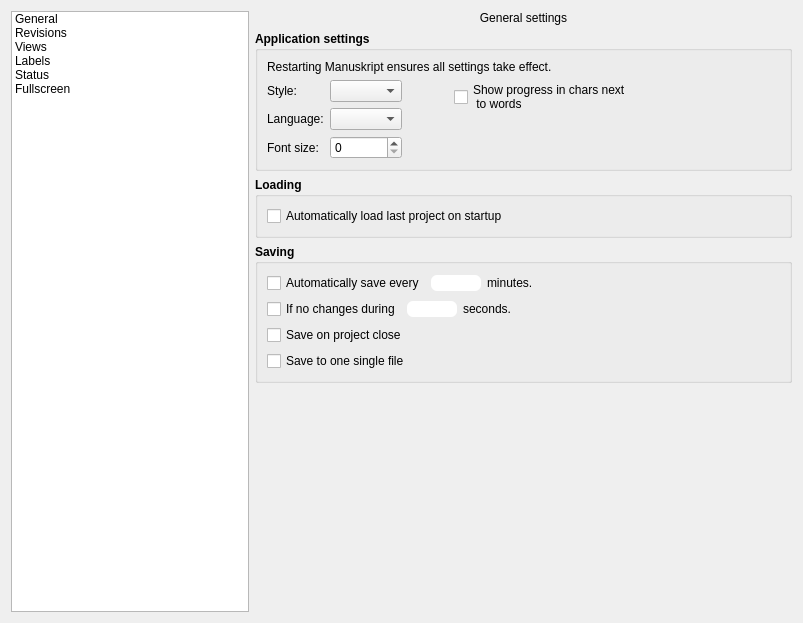
First picture: the form in manuskript/ui/settings_ui.ui, repository olivierkes/manuskript, before the edit.
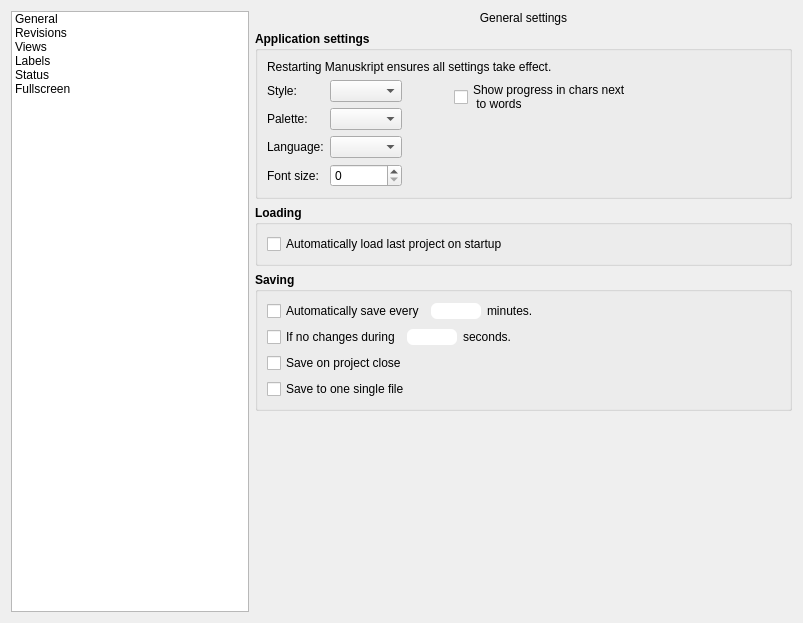
Second picture: the form after the edit. Icons and pictures are not drawn.

Commit message: Add a combobox to select theme palette

The edit to the form file:
```diff
--- a/manuskript/ui/settings_ui.ui
+++ b/manuskript/ui/settings_ui.ui
@@ -145,7 +145,7 @@
                   </property>
                  </widget>
                 </item>
-                <item row="1" column="0">
+                <item row="2" column="0">
                  <widget class="QLabel" name="label_57">
                   <property name="font">
                    <font>
@@ -157,7 +157,7 @@
                   </property>
                  </widget>
                 </item>
-                <item row="1" column="1">
+                <item row="2" column="1">
                  <widget class="QComboBox" name="cmbTranslation">
                   <property name="font">
                    <font>
@@ -166,7 +166,7 @@
                   </property>
                  </widget>
                 </item>
-                <item row="2" column="0">
+                <item row="3" column="0">
                  <widget class="QLabel" name="label_58">
                   <property name="font">
                    <font>
@@ -178,7 +178,7 @@
                   </property>
                  </widget>
                 </item>
-                <item row="2" column="1">
+                <item row="3" column="1">
                  <widget class="QSpinBox" name="spnGeneralFontSize">
                   <property name="font">
                    <font>
@@ -187,6 +187,27 @@
                   </property>
                  </widget>
                 </item>
+                <item row="1" column="1">
+                 <widget class="QComboBox" name="cmbPalette">
+                  <property name="font">
+                   <font>
+                    <bold>false</bold>
+                   </font>
+                  </property>
+                 </widget>
+                </item>
+                <item row="1" column="0">
+                 <widget class="QLabel" name="label_59">
+                  <property name="font">
+                   <font>
+                    <bold>false</bold>
+                   </font>
+                  </property>
+                  <property name="text">
+                   <string>Palette:</string>
+                  </property>
+                 </widget>
+                </item>
                </layout>
               </item>
               <item>
```
The commit also changes 2 other files.
